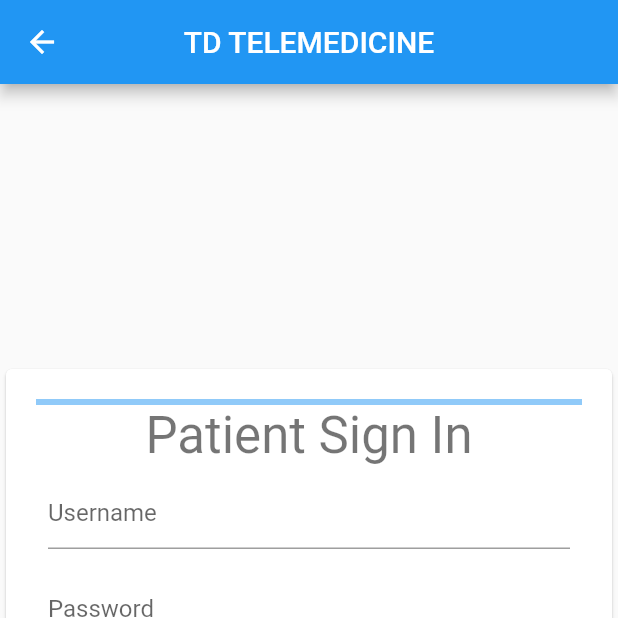
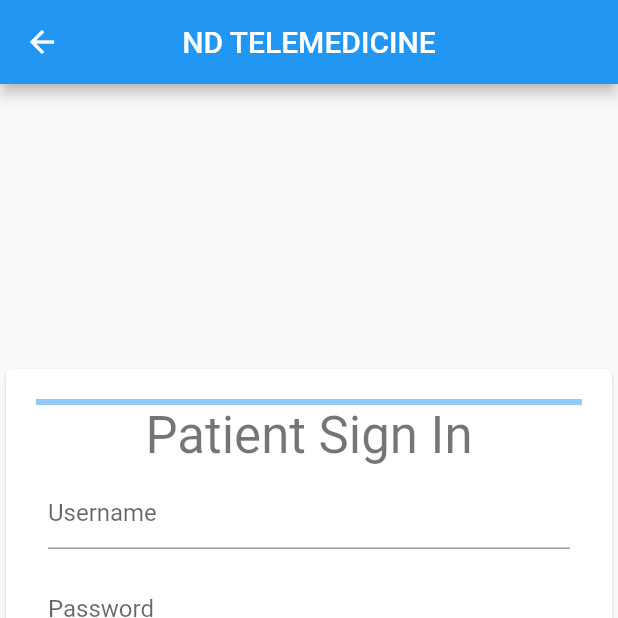
Before and after one commit to s3781137/telemedicine-app, a Flutter app: the LoginHomeScreen screen opened directly, on a phone screen of 412 x 824 dp, the top half of it. Run offline on Flutter 3.47's test engine with Material 2 defaults, Android fonts, the phone set to English and light mode, and no system bars; network calls fail.

Commit message:
Fixed typo in appbar title

```diff
--- a/app/flutter/flutter_application/lib/patient/loginHome.dart
+++ b/app/flutter/flutter_application/lib/patient/loginHome.dart
@@ -23,7 +23,7 @@ class LoginHomeScreen extends StatelessWidget {
   Widget build(BuildContext context) {
     return Scaffold(
       appBar: AppBar(
-        title: const Text('TD TELEMEDICINE'),
+        title: const Text('ND TELEMEDICINE'),
         centerTitle: true,
       ),
       body: const Center(
```
